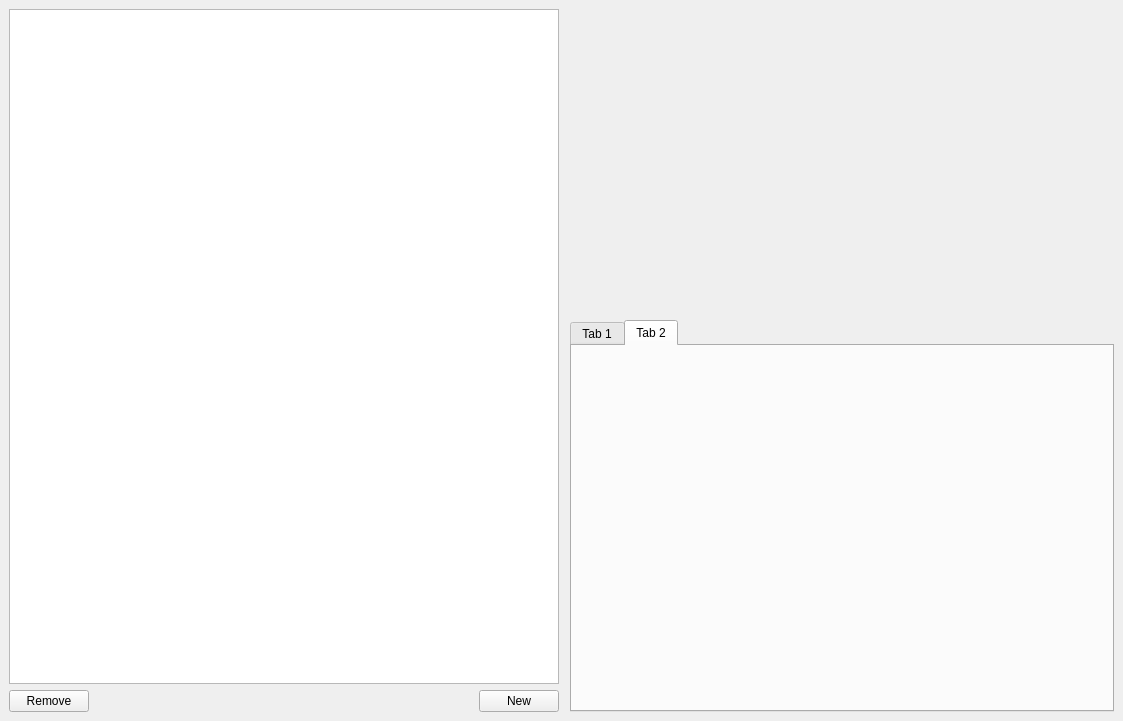
The window that src/ui/colorlistwindow.ui (technic/e2designer) describes before a commit, drawn with Qt 5.
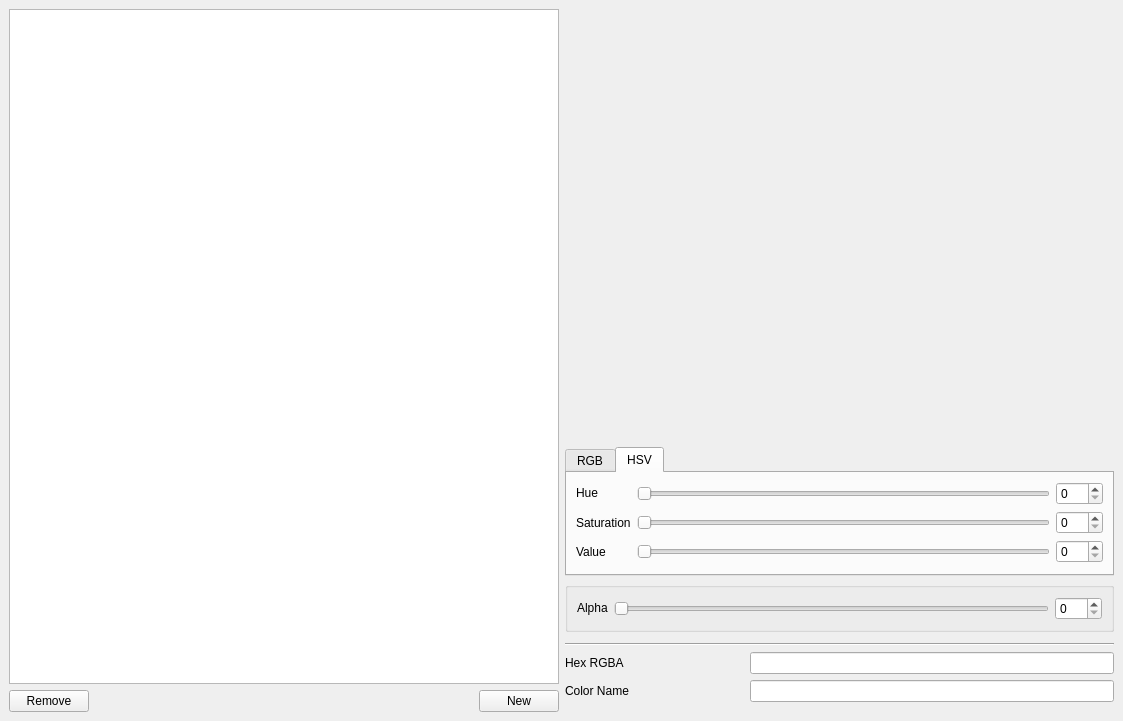
The same window after the commit. The open tabs and pages were chosen to show the change. Custom widgets are drawn as their Qt base class.

What changed in the file:
```diff
--- a/src/ui/colorlistwindow.ui
+++ b/src/ui/colorlistwindow.ui
@@ -73,160 +73,315 @@
      </layout>
     </item>
     <item>
-     <layout class="QVBoxLayout" name="verticalLayout_3" stretch="0,0">
+     <layout class="QVBoxLayout" name="verticalLayout_right">
       <property name="sizeConstraint">
        <enum>QLayout::SetMinimumSize</enum>
       </property>
       <property name="leftMargin">
-       <number>5</number>
+       <number>0</number>
       </property>
       <property name="topMargin">
-       <number>5</number>
+       <number>0</number>
+      </property>
+      <property name="bottomMargin">
+       <number>10</number>
       </property>
       <item>
        <widget class="color_widgets::ColorWheel" name="wheel" native="true">
+        <property name="sizePolicy">
+         <sizepolicy hsizetype="Preferred" vsizetype="Expanding">
+          <horstretch>0</horstretch>
+          <verstretch>0</verstretch>
+         </sizepolicy>
+        </property>
         <property name="minimumSize">
          <size>
-          <width>300</width>
-          <height>300</height>
+          <width>180</width>
+          <height>180</height>
          </size>
         </property>
        </widget>
       </item>
       <item>
        <widget class="QTabWidget" name="tabWidget">
+        <property name="sizePolicy">
+         <sizepolicy hsizetype="Expanding" vsizetype="Minimum">
+          <horstretch>0</horstretch>
+          <verstretch>0</verstretch>
+         </sizepolicy>
+        </property>
         <property name="currentIndex">
          <number>0</number>
         </property>
         <widget class="QWidget" name="tab">
          <attribute name="title">
-          <string>Tab 1</string>
+          <string>RGB</string>
          </attribute>
-         <widget class="QWidget" name="layoutWidget">
-          <property name="geometry">
-           <rect>
-            <x>90</x>
-            <y>50</y>
-            <width>308</width>
-            <height>544</height>
-           </rect>
-          </property>
-          <layout class="QGridLayout" name="gridLayout">
-           <item row="3" column="0">
-            <widget class="QLabel" name="label_green">
-             <property name="text">
-              <string>Green</string>
-             </property>
-            </widget>
-           </item>
-           <item row="9" column="0">
-            <widget class="QLabel" name="label">
-             <property name="text">
-              <string>Hex ARGB</string>
-             </property>
-            </widget>
-           </item>
-           <item row="0" column="0">
-            <widget class="QLabel" name="lable_alpha">
-             <property name="text">
-              <string>Alpha</string>
-             </property>
-            </widget>
-           </item>
-           <item row="10" column="0">
-            <widget class="QLabel" name="label_2">
-             <property name="text">
-              <string>Color Name</string>
-             </property>
-            </widget>
-           </item>
-           <item row="0" column="2">
-            <widget class="QSpinBox" name="spin_alpha"/>
-           </item>
-           <item row="4" column="0">
-            <widget class="QLabel" name="label_blue">
-             <property name="text">
-              <string>Blue</string>
-             </property>
-            </widget>
-           </item>
-           <item row="0" column="1">
-            <widget class="color_widgets::GradientSlider" name="slider_alpha">
-             <property name="orientation">
-              <enum>Qt::Horizontal</enum>
-             </property>
-            </widget>
-           </item>
-           <item row="3" column="2">
-            <widget class="QSpinBox" name="spin_green"/>
-           </item>
-           <item row="4" column="2">
-            <widget class="QSpinBox" name="spin_blue"/>
-           </item>
-           <item row="9" column="1" colspan="2">
-            <widget class="QLineEdit" name="value"/>
-           </item>
-           <item row="2" column="2">
-            <widget class="QSpinBox" name="spin_red"/>
-           </item>
-           <item row="2" column="1">
-            <widget class="color_widgets::GradientSlider" name="slider_red">
-             <property name="orientation">
-              <enum>Qt::Horizontal</enum>
-             </property>
-            </widget>
-           </item>
-           <item row="3" column="1">
-            <widget class="color_widgets::GradientSlider" name="slider_green">
-             <property name="orientation">
-              <enum>Qt::Horizontal</enum>
-             </property>
-            </widget>
-           </item>
-           <item row="2" column="0">
-            <widget class="QLabel" name="label_red">
-             <property name="text">
-              <string>Red</string>
-             </property>
-            </widget>
-           </item>
-           <item row="6" column="2">
-            <widget class="QSpinBox" name="spinBox"/>
-           </item>
-           <item row="10" column="1" colspan="2">
-            <widget class="QLineEdit" name="name"/>
-           </item>
-           <item row="1" column="0" colspan="3">
-            <widget class="Line" name="line">
-             <property name="orientation">
-              <enum>Qt::Horizontal</enum>
-             </property>
-            </widget>
-           </item>
-           <item row="4" column="1">
-            <widget class="color_widgets::GradientSlider" name="slider_blue">
-             <property name="orientation">
-              <enum>Qt::Horizontal</enum>
-             </property>
-            </widget>
-           </item>
-           <item row="5" column="0" colspan="3">
-            <widget class="Line" name="line_2">
-             <property name="orientation">
-              <enum>Qt::Horizontal</enum>
-             </property>
-            </widget>
-           </item>
-          </layout>
-         </widget>
+         <layout class="QGridLayout" name="gridLayout">
+          <item row="2" column="0">
+           <widget class="QLabel" name="label_red">
+            <property name="text">
+             <string>Red</string>
+            </property>
+           </widget>
+          </item>
+          <item row="2" column="2">
+           <widget class="QSpinBox" name="spin_red">
+            <property name="maximum">
+             <number>255</number>
+            </property>
+           </widget>
+          </item>
+          <item row="3" column="0">
+           <widget class="QLabel" name="label_green">
+            <property name="text">
+             <string>Green</string>
+            </property>
+           </widget>
+          </item>
+          <item row="3" column="1">
+           <widget class="color_widgets::GradientSlider" name="slider_green">
+            <property name="maximum">
+             <number>255</number>
+            </property>
+            <property name="orientation">
+             <enum>Qt::Horizontal</enum>
+            </property>
+           </widget>
+          </item>
+          <item row="3" column="2">
+           <widget class="QSpinBox" name="spin_green">
+            <property name="maximum">
+             <number>255</number>
+            </property>
+           </widget>
+          </item>
+          <item row="4" column="0">
+           <widget class="QLabel" name="label_blue">
+            <property name="text">
+             <string>Blue</string>
+            </property>
+           </widget>
+          </item>
+          <item row="2" column="1">
+           <widget class="color_widgets::GradientSlider" name="slider_red">
+            <property name="maximum">
+             <number>255</number>
+            </property>
+            <property name="orientation">
+             <enum>Qt::Horizontal</enum>
+            </property>
+           </widget>
+          </item>
+          <item row="4" column="2">
+           <widget class="QSpinBox" name="spin_blue">
+            <property name="maximum">
+             <number>255</number>
+            </property>
+           </widget>
+          </item>
+          <item row="4" column="1">
+           <widget class="color_widgets::GradientSlider" name="slider_blue">
+            <property name="maximum">
+             <number>255</number>
+            </property>
+            <property name="orientation">
+             <enum>Qt::Horizontal</enum>
+            </property>
+           </widget>
+          </item>
+         </layout>
         </widget>
         <widget class="QWidget" name="tab_2">
          <attribute name="title">
-          <string>Tab 2</string>
+          <string>HSV</string>
          </attribute>
+         <layout class="QGridLayout" name="gridLayout_5">
+          <item row="4" column="2">
+           <widget class="QSpinBox" name="spin_value">
+            <property name="maximum">
+             <number>255</number>
+            </property>
+           </widget>
+          </item>
+          <item row="2" column="1">
+           <widget class="color_widgets::HueSlider" name="slider_hue">
+            <property name="maximum">
+             <number>359</number>
+            </property>
+            <property name="orientation">
+             <enum>Qt::Horizontal</enum>
+            </property>
+           </widget>
+          </item>
+          <item row="3" column="1">
+           <widget class="color_widgets::GradientSlider" name="slider_saturation">
+            <property name="maximum">
+             <number>255</number>
+            </property>
+            <property name="orientation">
+             <enum>Qt::Horizontal</enum>
+            </property>
+           </widget>
+          </item>
+          <item row="4" column="1">
+           <widget class="color_widgets::GradientSlider" name="slider_value">
+            <property name="maximum">
+             <number>255</number>
+            </property>
+            <property name="orientation">
+             <enum>Qt::Horizontal</enum>
+            </property>
+           </widget>
+          </item>
+          <item row="3" column="2">
+           <widget class="QSpinBox" name="spin_saturation">
+            <property name="maximum">
+             <number>255</number>
+            </property>
+           </widget>
+          </item>
+          <item row="2" column="2">
+           <widget class="QSpinBox" name="spin_hue">
+            <property name="maximum">
+             <number>359</number>
+            </property>
+           </widget>
+          </item>
+          <item row="2" column="0">
+           <widget class="QLabel" name="label_hue">
+            <property name="sizePolicy">
+             <sizepolicy hsizetype="Preferred" vsizetype="Fixed">
+              <horstretch>0</horstretch>
+              <verstretch>0</verstretch>
+             </sizepolicy>
+            </property>
+            <property name="text">
+             <string>Hue</string>
+            </property>
+           </widget>
+          </item>
+          <item row="3" column="0">
+           <widget class="QLabel" name="label_saturation">
+            <property name="text">
+             <string>Saturation</string>
+            </property>
+           </widget>
+          </item>
+          <item row="4" column="0">
+           <widget class="QLabel" name="label_value">
+            <property name="text">
+             <string>Value</string>
+            </property>
+           </widget>
+          </item>
+         </layout>
         </widget>
        </widget>
       </item>
+      <item>
+       <widget class="QGroupBox" name="groupBox">
+        <property name="sizePolicy">
+         <sizepolicy hsizetype="Preferred" vsizetype="Minimum">
+          <horstretch>0</horstretch>
+          <verstretch>0</verstretch>
+         </sizepolicy>
+        </property>
+        <property name="title">
+         <string/>
+        </property>
+        <property name="flat">
+         <bool>false</bool>
+        </property>
+        <layout class="QHBoxLayout" name="horizontalLayout_2">
+         <item>
+          <widget class="QLabel" name="lable_alpha">
+           <property name="sizePolicy">
+            <sizepolicy hsizetype="Preferred" vsizetype="Fixed">
+             <horstretch>0</horstretch>
+             <verstretch>0</verstretch>
+            </sizepolicy>
+           </property>
+           <property name="text">
+            <string>Alpha</string>
+           </property>
+          </widget>
+         </item>
+         <item>
+          <widget class="color_widgets::GradientSlider" name="slider_alpha">
+           <property name="maximum">
+            <number>255</number>
+           </property>
+           <property name="orientation">
+            <enum>Qt::Horizontal</enum>
+           </property>
+          </widget>
+         </item>
+         <item>
+          <widget class="QSpinBox" name="spin_alpha">
+           <property name="maximum">
+            <number>255</number>
+           </property>
+          </widget>
+         </item>
+        </layout>
+       </widget>
+      </item>
+      <item>
+       <layout class="QGridLayout" name="gridLayout_3">
+        <property name="sizeConstraint">
+         <enum>QLayout::SetMinimumSize</enum>
+        </property>
+        <property name="topMargin">
+         <number>5</number>
+        </property>
+        <item row="3" column="0">
+         <widget class="QLabel" name="label_hex">
+          <property name="sizePolicy">
+           <sizepolicy hsizetype="Preferred" vsizetype="Fixed">
+            <horstretch>0</horstretch>
+            <verstretch>0</verstretch>
+           </sizepolicy>
+          </property>
+          <property name="text">
+           <string>Hex RGBA</string>
+          </property>
+         </widget>
+        </item>
+        <item row="4" column="0">
+         <widget class="QLabel" name="label_name">
+          <property name="sizePolicy">
+           <sizepolicy hsizetype="Preferred" vsizetype="Fixed">
+            <horstretch>0</horstretch>
+            <verstretch>0</verstretch>
+           </sizepolicy>
+          </property>
+          <property name="text">
+           <string>Color Name</string>
+          </property>
+         </widget>
+        </item>
+        <item row="2" column="0" colspan="3">
+         <widget class="Line" name="line">
+          <property name="minimumSize">
+           <size>
+            <width>0</width>
+            <height>0</height>
+           </size>
+          </property>
+          <property name="orientation">
+           <enum>Qt::Horizontal</enum>
+          </property>
+         </widget>
+        </item>
+        <item row="4" column="1" colspan="2">
+         <widget class="QLineEdit" name="name"/>
+        </item>
+        <item row="3" column="1" colspan="2">
+         <widget class="color_widgets::ColorLineEdit" name="edit_hex"/>
+        </item>
+       </layout>
+      </item>
      </layout>
     </item>
    </layout>
@@ -248,6 +403,16 @@
    <extends>QSlider</extends>
    <header>QtColorWidgets/gradient_slider.hpp</header>
   </customwidget>
+  <customwidget>
+   <class>color_widgets::ColorLineEdit</class>
+   <extends>QLineEdit</extends>
+   <header>QtColorWidgets/color_line_edit.hpp</header>
+  </customwidget>
+  <customwidget>
+   <class>color_widgets::HueSlider</class>
+   <extends>QSlider</extends>
+   <header>QtColorWidgets/hue_slider.hpp</header>
+  </customwidget>
  </customwidgets>
  <resources/>
  <connections>
```
Left out of the diff: 200 changed lines with no effect on the pictures.
